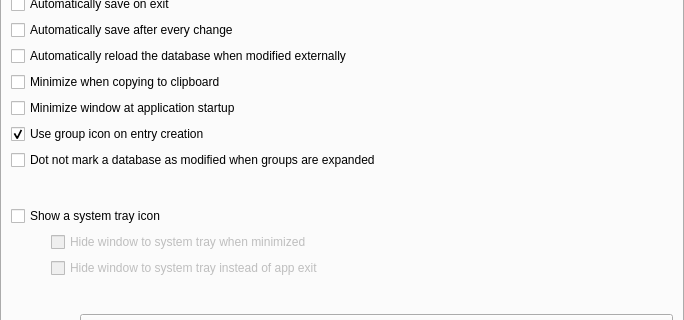
This is src/gui/SettingsWidgetGeneral.ui in keepassxreboot/keepassxc as Qt 5 draws it before an edit; both pictures show x 0 to 684 and y 119 to 439 of the 684 by 732 pixel window. The edited form follows.
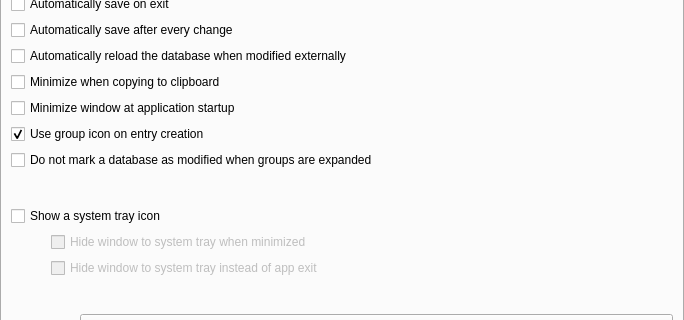
This is the edited form. Custom widgets are drawn as their Qt base class.

Commit message: Typo in label for ignoreGroup.

```diff
--- a/src/gui/SettingsWidgetGeneral.ui
+++ b/src/gui/SettingsWidgetGeneral.ui
@@ -108,7 +108,7 @@
        <item>
         <widget class="QCheckBox" name="ignoreGroupExpansionCheckBox">
          <property name="text">
-          <string>Dot not mark a database as modified when groups are expanded</string>
+          <string>Do not mark a database as modified when groups are expanded</string>
          </property>
         </widget>
        </item>
```
